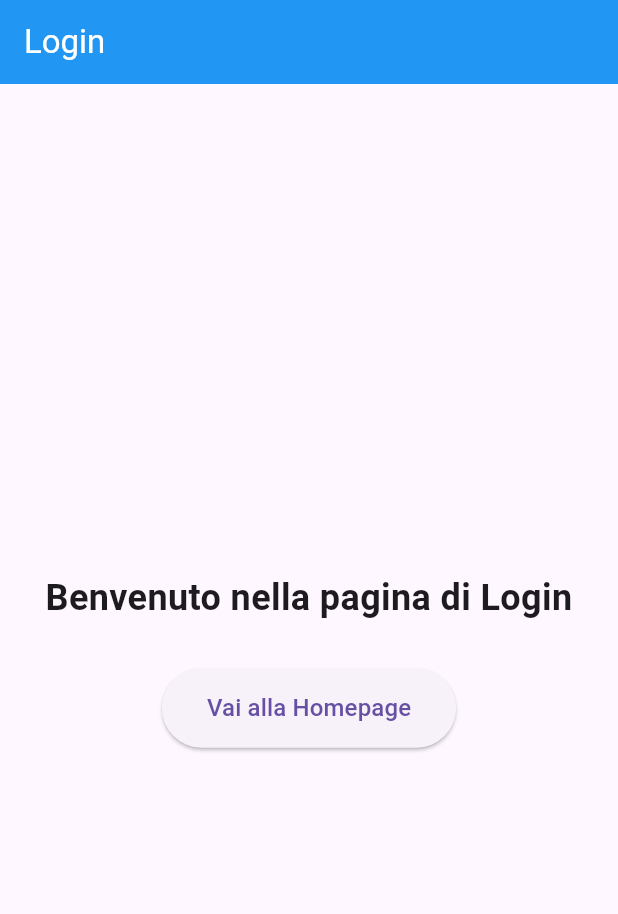
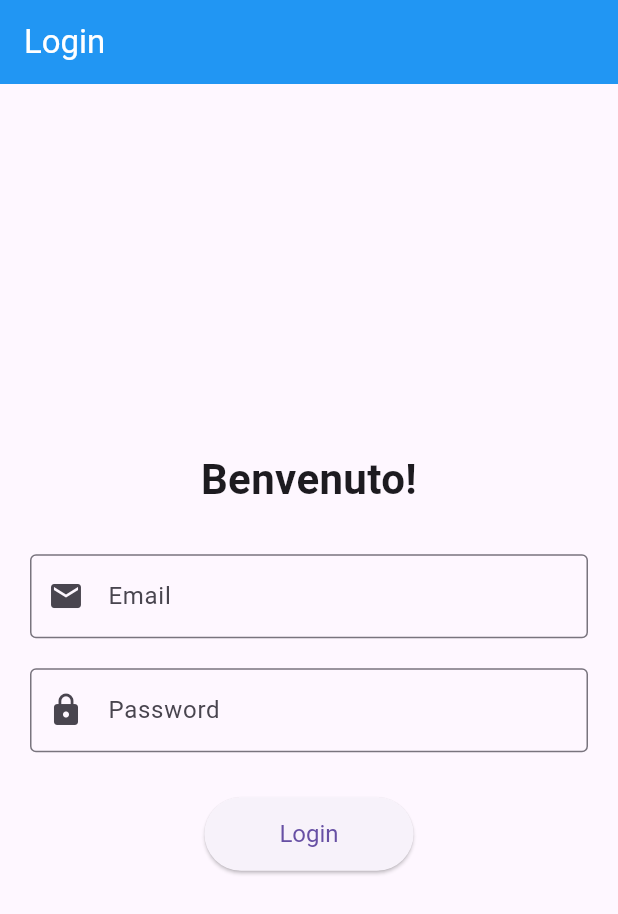
Before and after one commit to Gilgard91/firebase_app_test, a Flutter app: the screen it shows after launch, on a phone screen of 412 x 824 dp. Shown: the top 914 px of the screen. Run offline on Flutter 3.47's test engine with Material 3 defaults, Android fonts, the light colour scheme and no system bars; our stand-ins replace firebase_auth, firebase_core, go_router; accounts and stored records are empty.

Commit message:
login firebase

```diff
--- a/lib/login_page.dart
+++ b/lib/login_page.dart
@@ -1,47 +1,151 @@
-import 'package:flutter/cupertino.dart';
 import 'package:flutter/material.dart';
 import 'package:go_router/go_router.dart';
+import 'package:firebase_auth/firebase_auth.dart';
 
 class LoginPage extends StatefulWidget {
+  const LoginPage({super.key});
+
   @override
-  _LoginPageState createState() => _LoginPageState();
+  LoginPageState createState() => LoginPageState();
 }
 
-class _LoginPageState extends State<LoginPage> {
+class LoginPageState extends State<LoginPage> {
+  final _formKey = GlobalKey<FormState>();
+  final TextEditingController _emailController = TextEditingController();
+  final TextEditingController _passwordController = TextEditingController();
+  bool _isLoading = false;
+
+  final FirebaseAuth _auth = FirebaseAuth.instance;
+
+  Future<void> _login() async {
+    if (_formKey.currentState!.validate()) {
+      setState(() {
+        _isLoading = true;
+      });
+      try {
+        // Esegui il login con email e password
+        UserCredential userCredential = await _auth.signInWithEmailAndPassword(
+          email: _emailController.text.trim(),
+          password: _passwordController.text.trim(),
+        );
+
+        if (mounted) {
+          context.go('/home');
+        }
+
+      } on FirebaseAuthException catch (e) {
+        String errorMessage;
+        if (e.code == 'user-not-found') {
+          errorMessage = 'Nessun utente trovato per questa email.';
+        } else if (e.code == 'wrong-password') {
+          errorMessage = 'Password errata.';
+        } else if (e.code == 'invalid-email') {
+          errorMessage = 'L\'indirizzo email non è valido.';
+        } else {
+          errorMessage = 'Errore durante il login: ${e.message}';
+        }
+        if (mounted) {
+          ScaffoldMessenger.of(context).showSnackBar(
+            SnackBar(content: Text(errorMessage)),
+          );
+        }
+      } catch (e) {
+        if (mounted) {
+          ScaffoldMessenger.of(context).showSnackBar(
+            SnackBar(content: Text('Si è verificato un errore: $e')),
+          );
+        }
+      } finally {
+        if (mounted) {
+          setState(() {
+            _isLoading = false;
+          });
+        }
+      }
+    }
+  }
+
+  @override
+  void dispose() {
+    _emailController.dispose();
+    _passwordController.dispose();
+    super.dispose();
+  }
+
   @override
   Widget build(BuildContext context) {
     return Scaffold(
       appBar: AppBar(
-        title: Text('Login'),
+        title: const Text('Login'),
         backgroundColor: Colors.blue,
         foregroundColor: Colors.white,
       ),
       body: Center(
+        child: Padding(
+          padding: const EdgeInsets.all(20.0),
+          child: Form(
+            key: _formKey,
             child: Column(
               mainAxisAlignment: MainAxisAlignment.center,
               children: [
-            Text(
-              'Benvenuto nella pagina di Login',
+                const Text(
+                  'Benvenuto!',
                   style: TextStyle(
-                fontSize: 24,
+                    fontSize: 28,
                     fontWeight: FontWeight.bold,
                   ),
                   textAlign: TextAlign.center,
                 ),
-            SizedBox(height: 30),
-            ElevatedButton(
-              onPressed: () {
-                context.go('/home');
+                const SizedBox(height: 30),
+                TextFormField(
+                  controller: _emailController,
+                  decoration: const InputDecoration(
+                    labelText: 'Email',
+                    border: OutlineInputBorder(),
+                    prefixIcon: Icon(Icons.email),
+                  ),
+                  keyboardType: TextInputType.emailAddress,
+                  validator: (value) {
+                    if (value == null || value.isEmpty) {
+                      return 'Per favore, inserisci la tua email';
+                    }
+                    if (!value.contains('@')) {
+                      return 'Email non valida';
+                    }
+                    return null;
                   },
+                ),
+                const SizedBox(height: 20),
+                TextFormField(
+                  controller: _passwordController,
+                  decoration: const InputDecoration(
+                    labelText: 'Password',
+                    border: OutlineInputBorder(),
+                    prefixIcon: Icon(Icons.lock),
+                  ),
+                  obscureText: true,
+                  validator: (value) {
+                    if (value == null || value.isEmpty) {
+                      return 'Per favore, inserisci la tua password';
+                    }
+                    return null;
+                  },
+                ),
+                const SizedBox(height: 30),
+                _isLoading
+                    ? const CircularProgressIndicator()
+                    : ElevatedButton(
+                  onPressed: _login,
                   style: ElevatedButton.styleFrom(
-                padding: EdgeInsets.symmetric(horizontal: 30, vertical: 15),
+                    padding: const EdgeInsets.symmetric(
+                        horizontal: 50, vertical: 15),
+                    textStyle: const TextStyle(fontSize: 16),
                   ),
-              child: Text(
-                'Vai alla Homepage',
-                style: TextStyle(fontSize: 16),
+                  child: const Text('Login'),
+                ),
+              ],
             ),
           ),
-          ],
         ),
       ),
     );
--- a/lib/router.dart
+++ b/lib/router.dart
@@ -1,3 +1,8 @@
+// In router.dart
+import 'dart:async';
+
+import 'package:firebase_auth/firebase_auth.dart';
+import 'package:flutter/material.dart'; // Necessario per il BuildContext del redirect
 import 'package:go_router/go_router.dart';
 
 import 'home_page.dart';
@@ -5,16 +10,55 @@ import 'login_page.dart';
 
 class AppRouter {
   static final GoRouter router = GoRouter(
-    initialLocation: '/login',
+    initialLocation: '/login', // Potrebbe essere gestito dal redirect
     routes: [
       GoRoute(
         path: '/login',
-        builder: (context, state) => LoginPage(),
+        builder: (context, state) => const LoginPage(), // Aggiunto const
       ),
       GoRoute(
         path: '/home',
-        builder: (context, state) => HomePage(),
+        builder: (context, state) => const HomePage(), // Aggiunto const
       ),
     ],
+    redirect: (BuildContext context, GoRouterState state) {
+      final bool loggedIn = FirebaseAuth.instance.currentUser != null;
+      final bool loggingIn = state.matchedLocation == '/login';
+
+      // Se l'utente non è loggato e non sta andando alla pagina di login,
+      // reindirizza a /login.
+      if (!loggedIn && !loggingIn) {
+        return '/login';
+      }
+
+      // Se l'utente è loggato e sta cercando di accedere a /login,
+      // reindirizza a /home.
+      if (loggedIn && loggingIn) {
+        return '/home';
+      }
+
+      // Nessun reindirizzamento necessario.
+      return null;
+    },
+    // Aggiungi un refreshListenable per reagire ai cambiamenti dello stato di autenticazione
+    refreshListenable: GoRouterRefreshStream(FirebaseAuth.instance.authStateChanges()),
   );
 }
+
+// Classe helper per il refreshListenable
+class GoRouterRefreshStream extends ChangeNotifier {
+  GoRouterRefreshStream(Stream<dynamic> stream) {
+    notifyListeners();
+    _subscription = stream.asBroadcastStream().listen(
+          (dynamic _) => notifyListeners(),
+    );
+  }
+
+  late final StreamSubscription<dynamic> _subscription;
+
+  @override
+  void dispose() {
+    _subscription.cancel();
+    super.dispose();
+  }
+}
--- a/pubspec.yaml
+++ b/pubspec.yaml
@@ -39,6 +39,8 @@ dependencies:
   firebase_core: ^3.15.1
   firebase_auth: ^5.6.2
   cloud_firestore: ^5.6.11
+  google_sign_in: ^7.1.1
+
 
 
 dev_dependencies:
```
Also changed, not shown: lib/home_page.dart (+41 -20 lines), pubspec.lock, 1 other file. Lines whose indentation alone changed are shown as unchanged.
